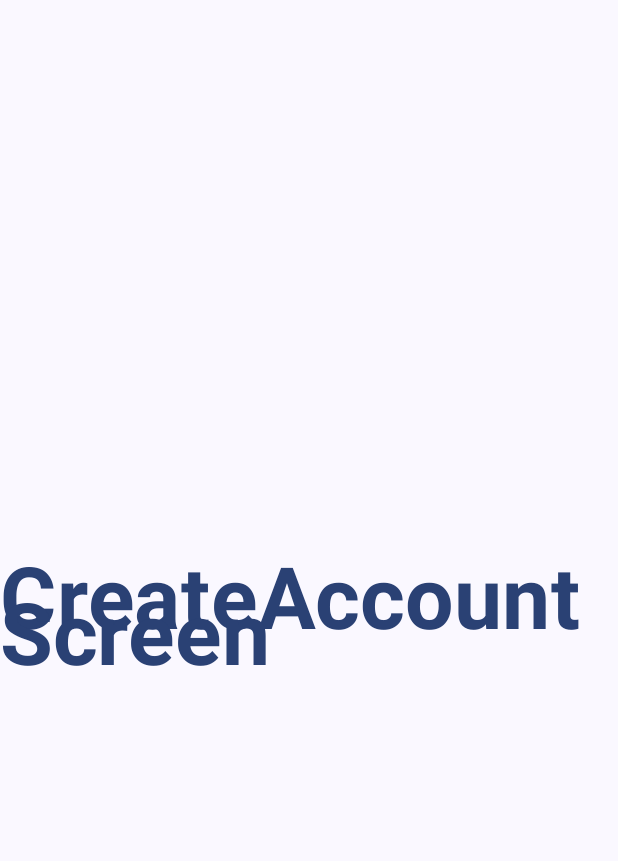
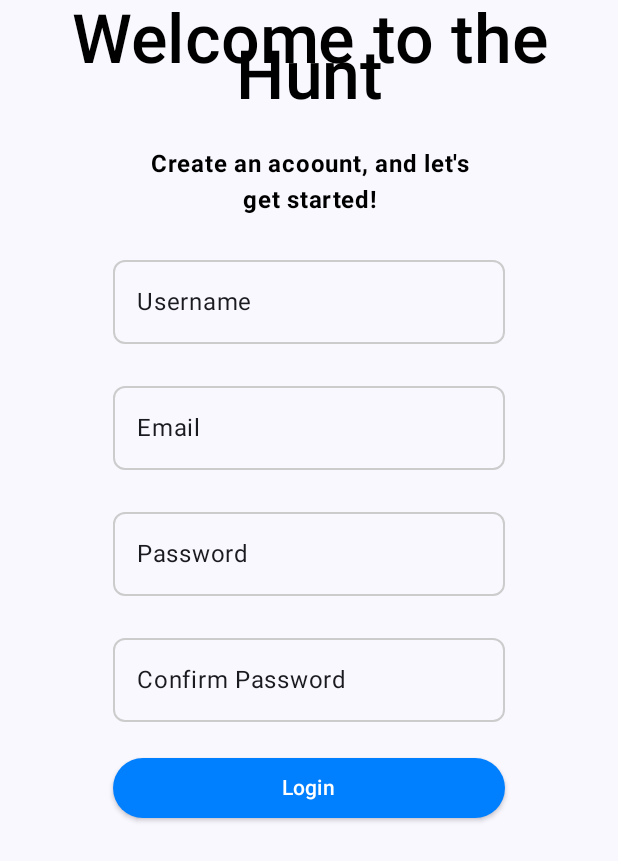
Before and after one commit to steveng85/AppDevelopment, an Android app built with Jetpack Compose: the CreateAccountScreen screen opened through its navigation route, on a phone screen of 412 x 824 dp. Shown: the top 861 px of the screen. Run offline under Robolectric (Android 15) with nearby library versions, the phone set to English and light mode, and no system bars.

Commit message:
Made ui for CreateAccount view

```diff
--- a/app/src/main/java/com/example/appdevelopment/ui/screens/CreateAccountScreen.kt
+++ b/app/src/main/java/com/example/appdevelopment/ui/screens/CreateAccountScreen.kt
@@ -1,15 +1,18 @@
 package com.example.appdevelopment.ui.screens
 
 import androidx.compose.foundation.clickable
-import androidx.compose.foundation.layout.Box
-import androidx.compose.foundation.layout.fillMaxSize
+import androidx.compose.foundation.layout.*
 import androidx.compose.material3.MaterialTheme
+import androidx.compose.material3.Surface
 import androidx.compose.material3.Text
 import androidx.compose.runtime.Composable
 import androidx.compose.ui.Alignment
 import androidx.compose.ui.Modifier
+import androidx.compose.ui.graphics.Color
 import androidx.compose.ui.text.font.FontWeight
+import androidx.compose.ui.text.style.TextAlign
 import androidx.compose.ui.tooling.preview.Preview
+import androidx.compose.ui.unit.dp
 import androidx.navigation.NavController
 import androidx.navigation.compose.rememberNavController
 import com.example.appdevelopment.navigation.Screen
@@ -18,19 +21,48 @@ import com.example.appdevelopment.navigation.Screen
 fun CreateAccountScreen(
     navController: NavController
 ) {
-    Box(
-        modifier = Modifier.fillMaxSize(),
-        contentAlignment = Alignment.Center
+    Surface(modifier = Modifier.fillMaxSize()) {
+        Column(modifier = Modifier.fillMaxWidth(),
+            verticalArrangement = Arrangement.spacedBy(20.dp),
+            horizontalAlignment = Alignment.CenterHorizontally,
+
+
             ) {
             Text(
                 modifier = Modifier.clickable {
                     navController.navigate(route = Screen.Welcome.route)
                 },
-            text = "CreateAccountScreen",
-            color = MaterialTheme.colorScheme.primary,
-            fontSize = MaterialTheme.typography.displayLarge.fontSize,
-            fontWeight = FontWeight.Bold
+                text = "Welcome to the Hunt",
+                color = Color.Black,
+                fontSize = MaterialTheme.typography.displayMedium.fontSize,
+                fontWeight = FontWeight.Medium,
+                textAlign = TextAlign.Center
             )
+
+            Text(
+                modifier = Modifier.padding(start = 100.dp, end = 100.dp),
+                text = "Create an acoount, and let's get started!",
+                color = Color.Black,
+                fontWeight = FontWeight.Bold,
+                textAlign = TextAlign.Center)
+
+            Column(
+                modifier = Modifier
+                    .padding(
+                        start = 75.dp,
+                        end = 75.dp
+                    )
+                    .fillMaxHeight(),
+                horizontalAlignment = Alignment.CenterHorizontally,
+                verticalArrangement = Arrangement.spacedBy(20.dp)
+            ) {
+                UserName()
+                EmailBox()
+                PasswordBox()
+                ConfirmPassword()
+                LoginButton()
+            }
+        }
     }
 }
 
@@ -39,3 +71,21 @@ fun CreateAccountScreen(
 fun CreateAccountScreenPreview() {
     CreateAccountScreen(navController = rememberNavController())
 }
+@Composable
+fun UserName(){
+    DefaultFieldBox(
+        focusedColor = Color(0xFF007FFF),
+        unfocusedColor = Color.LightGray,
+        label = "Username",
+        password = false)
+}
+
+@Composable
+fun ConfirmPassword(){
+    DefaultFieldBox(
+        focusedColor = Color(0xFF007FFF),
+        unfocusedColor = Color.LightGray,
+        label = "Confirm Password",
+        password = true
+    )
+}
```
Lines whose indentation alone changed are shown as unchanged.
